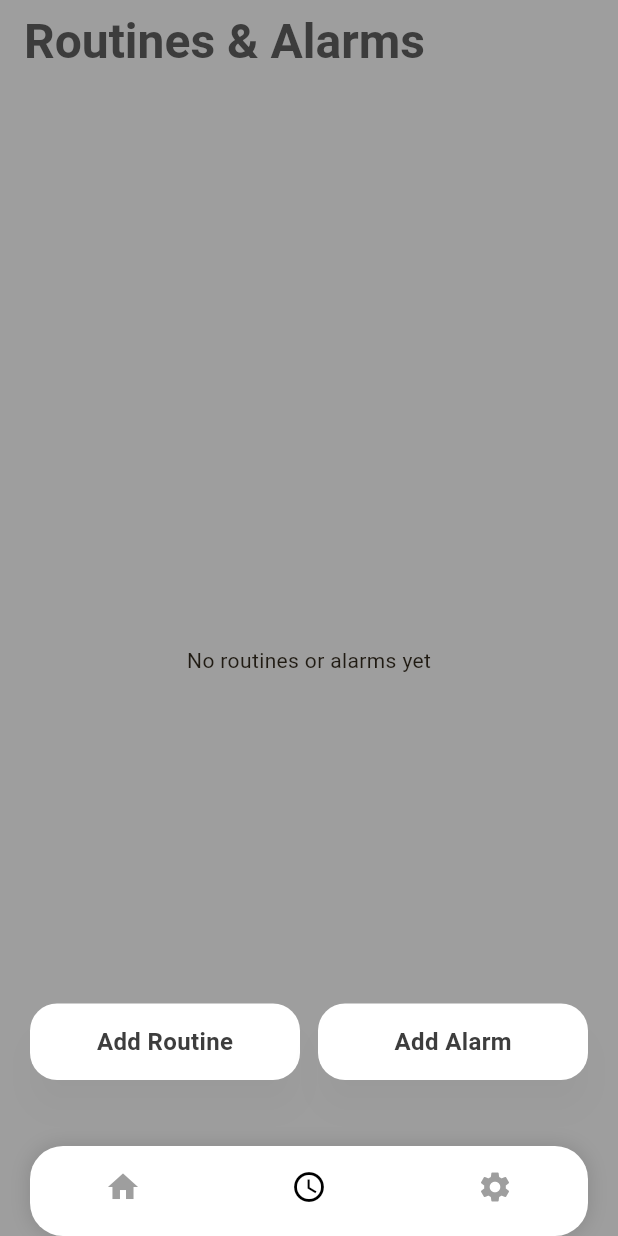
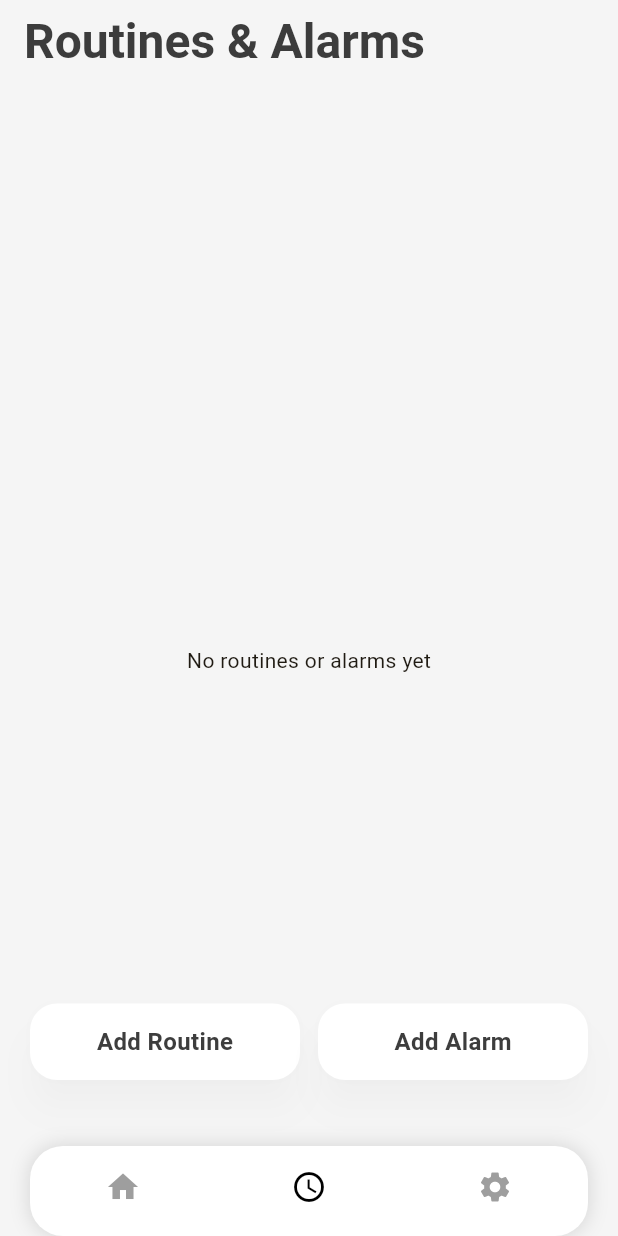
Before and after one commit to SamarthChadha/APP-3---Flutter, a Flutter app: the screen it shows after launch, item 2 of the bottom bar chosen, on a phone screen of 412 x 824 dp. Run offline on Flutter 3.47's test engine with Material 3 defaults, Android fonts, the phone set to English and light mode, and no system bars; our stand-ins replace device_info_plus, multicast_dns, shared_preferences, sqflite; missing offline and left inert: esp_smartconfig, flutter_3d_controller; accounts and stored records are empty.

Commit message:
bg color routines white

```diff
--- a/circadian_light/lib/screens/routines.dart
+++ b/circadian_light/lib/screens/routines.dart
@@ -1146,9 +1146,9 @@ class _RoutinesScreenState extends State<RoutinesScreen> {
     }
 
     return Scaffold(
-      backgroundColor: Colors.grey,
+      backgroundColor: const Color(0xFFF5F5F5),
       appBar: AppBar(
-        backgroundColor: Colors.grey,
+        backgroundColor: const Color(0xFFF5F5F5),
         title: const Text(
           'Routines & Alarms',
           style: TextStyle(
```
